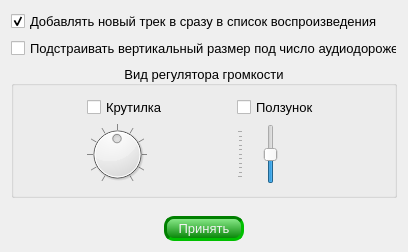
Qt form ConfigsForm.ui (AndreyGovnocoder/SoundAround_2.0) before a commit.
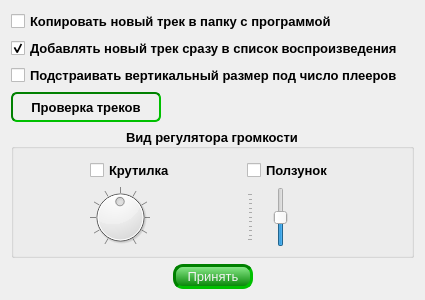
The same form after that commit. Icons and pictures are not drawn.

Diff of the .ui file:
```diff
--- a/ConfigsForm.ui
+++ b/ConfigsForm.ui
@@ -6,35 +6,57 @@
    <rect>
     <x>0</x>
     <y>0</y>
-    <width>408</width>
-    <height>252</height>
+    <width>425</width>
+    <height>300</height>
    </rect>
   </property>
   <property name="minimumSize">
    <size>
     <width>373</width>
-    <height>252</height>
+    <height>300</height>
    </size>
   </property>
   <property name="maximumSize">
    <size>
     <width>16777215</width>
-    <height>252</height>
+    <height>300</height>
    </size>
   </property>
+  <property name="font">
+   <font>
+    <weight>75</weight>
+    <bold>true</bold>
+   </font>
+  </property>
   <property name="windowTitle">
    <string>Настройки</string>
   </property>
   <layout class="QVBoxLayout" name="verticalLayout">
+   <item>
+    <widget class="QCheckBox" name="copyFile_Chbox">
+     <property name="font">
+      <font>
+       <pointsize>10</pointsize>
+       <weight>75</weight>
+       <bold>true</bold>
+      </font>
+     </property>
+     <property name="text">
+      <string>Копировать новый трек в папку с программой</string>
+     </property>
+    </widget>
+   </item>
    <item>
     <widget class="QCheckBox" name="addNewTrackToPlaylist_ChBox">
      <property name="font">
       <font>
        <pointsize>10</pointsize>
+       <weight>75</weight>
+       <bold>true</bold>
       </font>
      </property>
      <property name="text">
-      <string>Добавлять новый трек в сразу в список воспроизведения</string>
+      <string>Добавлять новый трек сразу в список воспроизведения</string>
      </property>
      <property name="checked">
       <bool>true</bool>
@@ -46,18 +68,126 @@
      <property name="font">
       <font>
        <pointsize>10</pointsize>
+       <weight>75</weight>
+       <bold>true</bold>
       </font>
      </property>
      <property name="text">
-      <string>Подстраивать вертикальный размер под число аудиодорожек</string>
+      <string>Подстраивать вертикальный размер под число плееров</string>
      </property>
     </widget>
    </item>
+   <item>
+    <layout class="QHBoxLayout" name="horizontalLayout">
+     <property name="leftMargin">
+      <number>0</number>
+     </property>
+     <property name="topMargin">
+      <number>0</number>
+     </property>
+     <property name="rightMargin">
+      <number>0</number>
+     </property>
+     <property name="bottomMargin">
+      <number>0</number>
+     </property>
+     <item>
+      <widget class="QPushButton" name="pushButton">
+       <property name="minimumSize">
+        <size>
+         <width>150</width>
+         <height>30</height>
+        </size>
+       </property>
+       <property name="maximumSize">
+        <size>
+         <width>150</width>
+         <height>30</height>
+        </size>
+       </property>
+       <property name="font">
+        <font>
+         <pointsize>10</pointsize>
+         <weight>75</weight>
+         <bold>true</bold>
+        </font>
+       </property>
+       <property name="toolTip">
+        <string>&lt;html&gt;&lt;head/&gt;&lt;body&gt;&lt;p&gt;&lt;span style=&quot; font-size:10pt;&quot;&gt;Проверка треков на наличие аудиофайлов соответсвующих этим трекам&lt;/span&gt;&lt;/p&gt;&lt;/body&gt;&lt;/html&gt;</string>
+       </property>
+       <property name="styleSheet">
+        <string notr="true">QPushButton 
+{
+     border: 2px inset #8f8f91;
+	 border-color: rgb(0, 128, 0);
+     border-radius: 6px;
+     background-color: qlineargradient(x1: 0, y1: 0, x2: 0, y2: 1,
+                                       stop: 0 #f6f7fa, stop: 1 #dadbde);
+ }
+
+QPushButton:hover 
+{
+	 border: 2px outset #8f8f91;
+	 border-color: rgb(0, 128, 0);
+}
+
+ QPushButton:pressed 
+{
+     background-color: qlineargradient(x1: 0, y1: 0, x2: 0, y2: 1,
+                                       stop: 0 #dadbde, stop: 1 #f6f7fa);
+	border-style: inset;
+ }
+
+ QPushButton:flat 
+{
+     border: none; 
+ }
+
+ QPushButton:default
+ {
+     border-color: navy;
+ }</string>
+       </property>
+       <property name="text">
+        <string>Проверка треков</string>
+       </property>
+       <property name="icon">
+        <iconset resource="SoundAround.qrc">
+         <normaloff>:/SoundAround/images/refresh-24.png</normaloff>:/SoundAround/images/refresh-24.png</iconset>
+       </property>
+       <property name="iconSize">
+        <size>
+         <width>20</width>
+         <height>20</height>
+        </size>
+       </property>
+       <property name="autoDefault">
+        <bool>false</bool>
+       </property>
+      </widget>
+     </item>
+     <item>
+      <spacer name="horizontalSpacer_3">
+       <property name="orientation">
+        <enum>Qt::Horizontal</enum>
+       </property>
+       <property name="sizeHint" stdset="0">
+        <size>
+         <width>40</width>
+         <height>20</height>
+        </size>
+       </property>
+      </spacer>
+     </item>
+    </layout>
+   </item>
    <item>
     <widget class="QGroupBox" name="volumeView_GBox">
      <property name="font">
       <font>
        <pointsize>10</pointsize>
+       <weight>75</weight>
+       <bold>true</bold>
       </font>
      </property>
      <property name="title">
@@ -72,6 +202,8 @@
         <property name="font">
          <font>
           <pointsize>10</pointsize>
+          <weight>75</weight>
+          <bold>true</bold>
          </font>
         </property>
         <property name="text">
@@ -87,6 +219,8 @@
         <property name="font">
          <font>
           <pointsize>10</pointsize>
+          <weight>75</weight>
+          <bold>true</bold>
          </font>
         </property>
         <property name="text">
```
Left out of the diff: 29 changed lines with no effect on the pictures.
